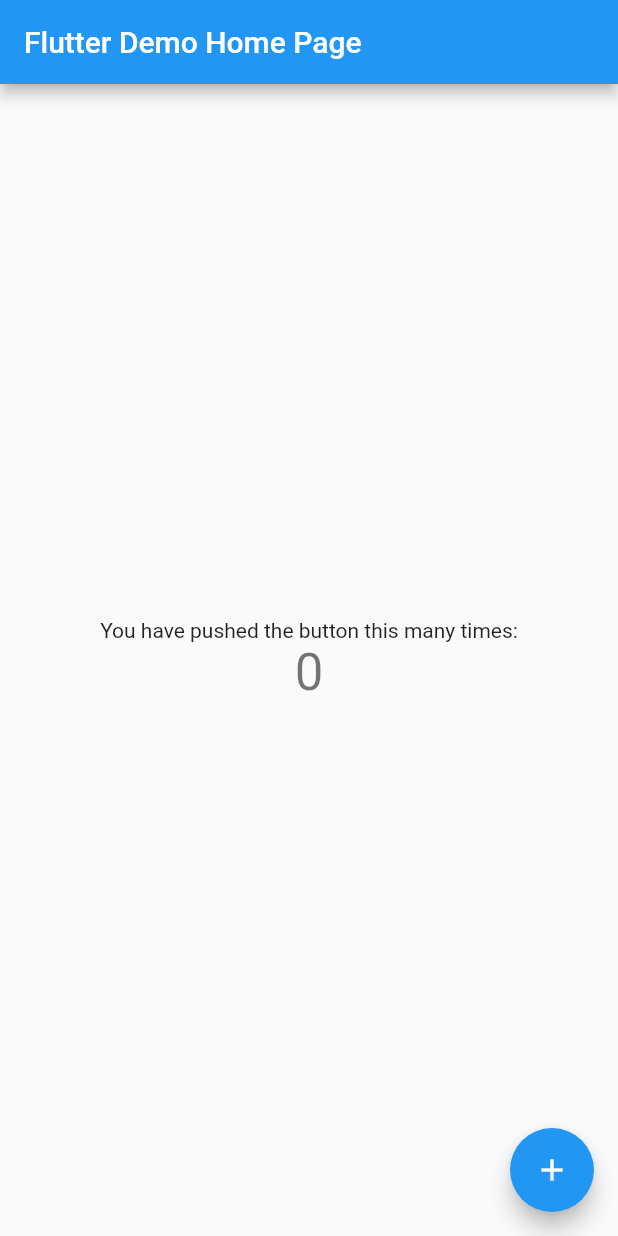
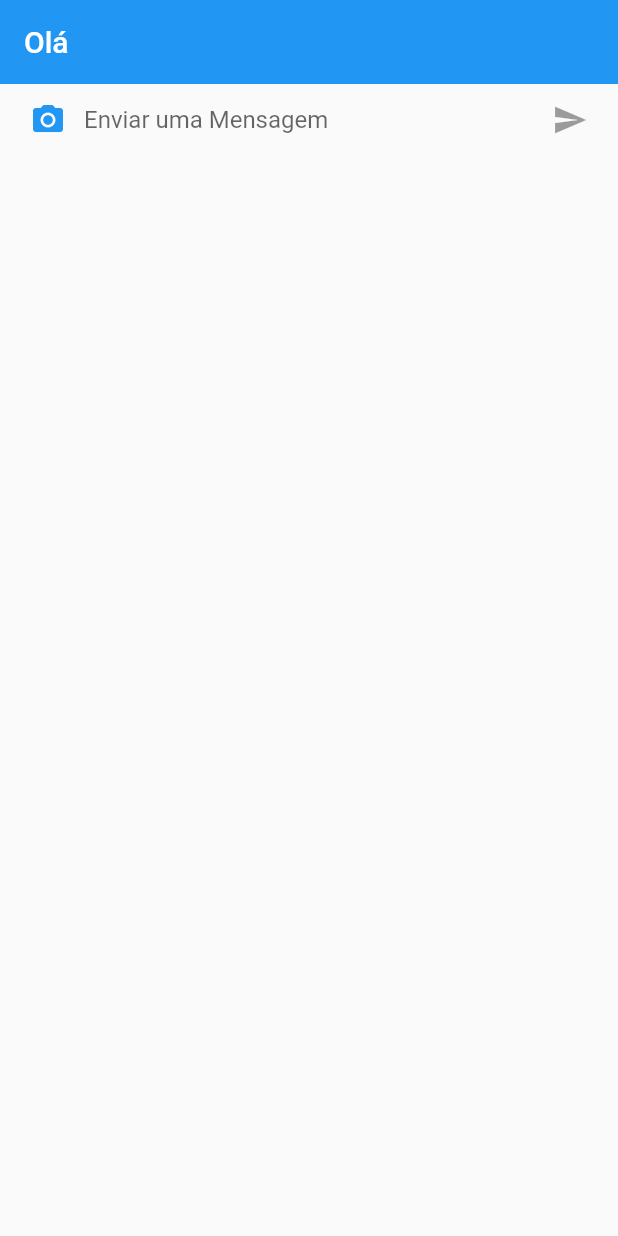
Before and after one commit to joaoalcimar/chatonline, a Flutter app: the screen it shows after launch, on a phone screen of 412 x 824 dp. Run offline on Flutter 3.47's test engine with Material 2 defaults, Android fonts, the phone set to English and light mode, and no system bars; our stand-ins replace cloud_firestore, firebase_storage, image_picker; accounts and stored records are empty.

Commit message:
Chat Screen + Firebase Connection

```diff
--- /dev/null
+++ b/lib/chat_screen.dart
@@ -0,0 +1,43 @@
+import 'dart:io';
+
+import 'package:chatonline/text_composer.dart';
+import 'package:cloud_firestore/cloud_firestore.dart';
+import 'package:firebase_storage/firebase_storage.dart';
+import 'package:flutter/material.dart';
+
+class ChatScreen extends StatefulWidget {
+  const ChatScreen({Key? key}) : super(key: key);
+
+  @override
+  _ChatScreenState createState() => _ChatScreenState();
+}
+
+class _ChatScreenState extends State<ChatScreen> {
+
+  void _sendMessage({String? text, File? imgFile}) async{
+    Firestore.instance.collection('messages').add({
+      'text': text
+    });
+
+    if(imgFile != null){
+      StorageUploadTask task = FirebaseStorage.instance.ref().child(
+        DateTime.now().millisecondsSinceEpoch.toString()
+      ).putFile(imgFile);
+
+      StorageTaskSnapshot taskSnapshot = await task.onComplete;
+      String url = await taskSnapshot.ref.getDownloadURL();
+    }
+
+  }
+
+  @override
+  Widget build(BuildContext context) {
+    return Scaffold(
+      appBar: AppBar(
+        title: Text("Olá"),
+        elevation: 0,
+      ),
+      body: TextComposer(_sendMessage),
+    );
+  }
+}
--- a/lib/main.dart
+++ b/lib/main.dart
@@ -1,7 +1,11 @@
 import 'package:flutter/material.dart';
+import 'package:cloud_firestore/cloud_firestore.dart';
+import 'chat_screen.dart';
 
 void main() {
+
   runApp(MyApp());
+
 }
 
 class MyApp extends StatelessWidget {
@@ -11,103 +15,12 @@ class MyApp extends StatelessWidget {
     return MaterialApp(
       title: 'Flutter Demo',
       theme: ThemeData(
-        // This is the theme of your application.
-        //
-        // Try running your application with "flutter run". You'll see the
-        // application has a blue toolbar. Then, without quitting the app, try
-        // changing the primarySwatch below to Colors.green and then invoke
-        // "hot reload" (press "r" in the console where you ran "flutter run",
-        // or simply save your changes to "hot reload" in a Flutter IDE).
-        // Notice that the counter didn't reset back to zero; the application
-        // is not restarted.
         primarySwatch: Colors.blue,
+        iconTheme: IconThemeData(
+          color: Colors.blue
+        ),
       ),
-      home: MyHomePage(title: 'Flutter Demo Home Page'),
+      home: ChatScreen(),
     );
   }
 }
-
-class MyHomePage extends StatefulWidget {
-  MyHomePage({Key? key, required this.title}) : super(key: key);
-
-  // This widget is the home page of your application. It is stateful, meaning
-  // that it has a State object (defined below) that contains fields that affect
-  // how it looks.
-
-  // This class is the configuration for the state. It holds the values (in this
-  // case the title) provided by the parent (in this case the App widget) and
-  // used by the build method of the State. Fields in a Widget subclass are
-  // always marked "final".
-
-  final String title;
-
-  @override
-  _MyHomePageState createState() => _MyHomePageState();
-}
-
-class _MyHomePageState extends State<MyHomePage> {
-  int _counter = 0;
-
-  void _incrementCounter() {
-    setState(() {
-      // This call to setState tells the Flutter framework that something has
-      // changed in this State, which causes it to rerun the build method below
-      // so that the display can reflect the updated values. If we changed
-      // _counter without calling setState(), then the build method would not be
-      // called again, and so nothing would appear to happen.
-      _counter++;
-    });
-  }
-
-  @override
-  Widget build(BuildContext context) {
-    // This method is rerun every time setState is called, for instance as done
-    // by the _incrementCounter method above.
-    //
-    // The Flutter framework has been optimized to make rerunning build methods
-    // fast, so that you can just rebuild anything that needs updating rather
-    // than having to individually change instances of widgets.
-    return Scaffold(
-      appBar: AppBar(
-        // Here we take the value from the MyHomePage object that was created by
-        // the App.build method, and use it to set our appbar title.
-        title: Text(widget.title),
-      ),
-      body: Center(
-        // Center is a layout widget. It takes a single child and positions it
-        // in the middle of the parent.
-        child: Column(
-          // Column is also a layout widget. It takes a list of children and
-          // arranges them vertically. By default, it sizes itself to fit its
-          // children horizontally, and tries to be as tall as its parent.
-          //
-          // Invoke "debug painting" (press "p" in the console, choose the
-          // "Toggle Debug Paint" action from the Flutter Inspector in Android
-          // Studio, or the "Toggle Debug Paint" command in Visual Studio Code)
-          // to see the wireframe for each widget.
-          //
-          // Column has various properties to control how it sizes itself and
-          // how it positions its children. Here we use mainAxisAlignment to
-          // center the children vertically; the main axis here is the vertical
-          // axis because Columns are vertical (the cross axis would be
-          // horizontal).
-          mainAxisAlignment: MainAxisAlignment.center,
-          children: <Widget>[
-            Text(
-              'You have pushed the button this many times:',
-            ),
-            Text(
-              '$_counter',
-              style: Theme.of(context).textTheme.headline4,
-            ),
-          ],
-        ),
-      ),
-      floatingActionButton: FloatingActionButton(
-        onPressed: _incrementCounter,
-        tooltip: 'Increment',
-        child: Icon(Icons.add),
-      ), // This trailing comma makes auto-formatting nicer for build methods.
-    );
-  }
-}
--- /dev/null
+++ b/lib/text_composer.dart
@@ -0,0 +1,69 @@
+import 'dart:io';
+
+import 'package:flutter/material.dart';
+import 'package:image_picker/image_picker.dart';
+
+class TextComposer extends StatefulWidget {
+  TextComposer(this.sendMessage);
+
+  final Function({String text, File imgFile}) sendMessage;
+
+  @override
+  _TextComposerState createState() => _TextComposerState();
+}
+
+class _TextComposerState extends State<TextComposer> {
+  bool _isComposing = false;
+  final TextEditingController _controller = TextEditingController();
+
+
+  void _reset(){
+    _controller.clear();
+    setState(() {
+      _isComposing = false;
+    });
+  }
+
+  @override
+  Widget build(BuildContext context) {
+    return Container(
+      margin: const EdgeInsets.symmetric(horizontal: 8.0),
+      child: Row(
+        children: <Widget>[
+          IconButton(onPressed: () async{
+            final File imgFile = await ImagePicker.pickImage(source: ImageSource.camera);
+            if (imgFile == null) {
+              return;
+            }
+            widget.sendMessage(imgFile: imgFile);
+
+          }, icon: Icon(Icons.photo_camera)),
+          Expanded(
+            child: TextField(
+              controller: _controller,
+              decoration:
+                  InputDecoration.collapsed(hintText: "Enviar uma Mensagem"),
+              onChanged: (text) {
+                setState(() {
+                  _isComposing = text.isNotEmpty;
+                });
+              },
+              onSubmitted: (text) {
+                widget.sendMessage(text: text);
+                _reset();
+              },
+            ),
+          ),
+          IconButton(
+              onPressed: _isComposing
+                  ? () {
+                      widget.sendMessage(text: _controller.text);
+                      _reset();
+                    }
+                  : null,
+              icon: Icon(Icons.send))
+        ],
+      ),
+    );
+  }
+}
--- a/pubspec.yaml
+++ b/pubspec.yaml
@@ -28,6 +28,11 @@ dependencies:
   # The following adds the Cupertino Icons font to your application.
   # Use with the CupertinoIcons class for iOS style icons.
   cupertino_icons: ^1.0.2
+  cloud_firestore: ^0.13.0+1
+  image_picker: ^0.6.2+3
+  google_sign_in: ^4.1.1
+  firebase_storage: ^3.1.1
+  firebase_auth: ^0.15.3
 
 dev_dependencies:
   flutter_test:
```
Also changed, not shown: pubspec.lock, 8 other files.
